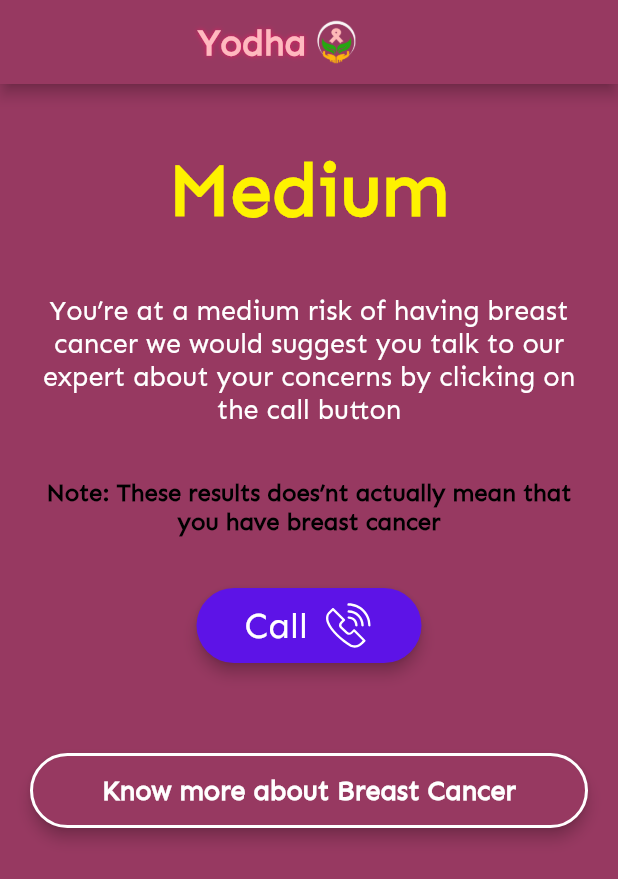
After one commit to Vaibhav1197/YODHA-fighting_breast_cancer, a Flutter app: the ResultScreen screen opened directly, on a phone screen of 412 x 824 dp. The commit adds this screen. Shown: the top 879 px of the screen. Run offline on Flutter 3.47's test engine with Material 2 defaults, Android fonts, the phone set to English and light mode, and no system bars; our stand-ins replace flutter_svg.

Commit message:
result screen ui completed

```diff
--- /dev/null
+++ b/Yodha/Flutter/lib/screens/non_cancer_patient_screens/result_screen.dart
@@ -0,0 +1,63 @@
+import 'package:flutter/material.dart';
+import 'package:flutter_svg/flutter_svg.dart';
+import 'package:ne_proj/const.dart';
+import 'package:ne_proj/widgets/app_bar.dart';
+import 'package:ne_proj/widgets/base_container.dart';
+import 'package:ne_proj/widgets/call_button.dart';
+import 'package:ne_proj/widgets/spacing.dart';
+
+class ResultScreen extends StatelessWidget {
+  @override
+  Widget build(BuildContext context) {
+    return Scaffold(
+      appBar: appBar,
+      body: Padding(
+        padding: EdgeInsets.symmetric(horizontal: 20, vertical: 40),
+        child: Column(
+          children: [
+            Center(
+              child: Text(
+                'Medium',
+                style: TextStyle(
+                    fontFamily: 'Sen',
+                    fontSize: 50,
+                    color: Color(0xffFEF200),
+                    fontWeight: FontWeight.bold),
+              ),
+            ),
+            WidgetSpacing(
+              top: 40,
+            ),
+            Text(
+              'You’re at a medium risk of having breast cancer we would suggest you talk to our expert about your concerns by clicking on the call button',
+              style: primary.copyWith(fontSize: 18),
+              textAlign: TextAlign.center,
+            ),
+            WidgetSpacing(
+              top: 35,
+            ),
+            Text(
+              'Note: These results does’nt actually mean that you have breast cancer',
+              style: primary.copyWith(
+                  fontSize: 16,
+                  color: Colors.black,
+                  fontWeight: FontWeight.bold),
+              textAlign: TextAlign.center,
+            ),
+            WidgetSpacing(
+              top: 35,
+            ),
+            //call button
+            CallButton(),
+            WidgetSpacing(
+              top: 60,
+            ),
+            BaseContainer(
+              title: 'Know more about Breast Cancer',
+            )
+          ],
+        ),
+      ),
+    );
+  }
+}
--- a/Yodha/Flutter/lib/screens/non_cancer_patient_screens/symptom_ques_screen.dart
+++ b/Yodha/Flutter/lib/screens/non_cancer_patient_screens/symptom_ques_screen.dart
@@ -1,5 +1,6 @@
 import 'package:flutter/material.dart';
 import 'package:ne_proj/const.dart';
+import 'package:ne_proj/screens/non_cancer_patient_screens/result_screen.dart';
 import 'package:ne_proj/widgets/app_logo.dart';
 import 'package:ne_proj/widgets/next_button.dart';
 import 'package:ne_proj/widgets/spacing.dart';
@@ -53,9 +54,13 @@ class _QuestionScreenState extends State<QuestionScreen> {
               onTap: () {
                 if (i < questions.length - 1) {
                   i++;
-                  isYes = false;
-                  isNo = false;
                   setState(() {});
+                } else {
+                  Navigator.pushReplacement(
+                      context,
+                      MaterialPageRoute(
+                        builder: (context) => ResultScreen(),
+                      ));
                 }
               },
             )
--- /dev/null
+++ b/Yodha/Flutter/lib/widgets/app_bar.dart
@@ -0,0 +1,25 @@
+import 'package:flutter/cupertino.dart';
+import 'package:flutter/material.dart';
+import 'package:ne_proj/const.dart';
+
+Widget appBar = AppBar(
+  leading: Container(
+    width: 0,
+    height: 0,
+  ),
+  backgroundColor: Color(0xff973961),
+  title: Row(
+    children: [
+      Padding(padding: EdgeInsets.only(right: 60)),
+      Text(
+        'Yodha',
+        style: title.copyWith(fontWeight: FontWeight.bold),
+      ),
+      Image.asset(
+        'images/small_logo.png',
+        height: 31,
+        width: 40,
+      )
+    ],
+  ),
+);
--- /dev/null
+++ b/Yodha/Flutter/lib/widgets/call_button.dart
@@ -0,0 +1,37 @@
+import 'package:flutter/material.dart';
+import 'package:flutter_svg/svg.dart';
+import 'package:ne_proj/widgets/spacing.dart';
+
+import '../const.dart';
+
+class CallButton extends StatelessWidget {
+  const CallButton({
+    Key key,
+  }) : super(key: key);
+
+  @override
+  Widget build(BuildContext context) {
+    return Material(
+      borderRadius: BorderRadius.circular(40),
+      color: Color(0xff5D13E7),
+      elevation: 4,
+      child: Container(
+        padding: EdgeInsets.symmetric(horizontal: 32, vertical: 10),
+        width: 150,
+        height: 50,
+        child: Row(
+          children: [
+            Text(
+              'Call',
+              style: primary.copyWith(fontSize: 24),
+            ),
+            WidgetSpacing(
+              right: 12,
+            ),
+            SvgPicture.asset('icons/call.svg')
+          ],
+        ),
+      ),
+    );
+  }
+}
--- a/Yodha/Flutter/lib/widgets/yes_no_buttons.dart
+++ b/Yodha/Flutter/lib/widgets/yes_no_buttons.dart
@@ -11,7 +11,6 @@ class YesNoButtons extends StatefulWidget {
 }
 
 class _YesNoButtonsState extends State<YesNoButtons> {
-  bool isYes = false, isNo = false;
   @override
   Widget build(BuildContext context) {
     final size = MediaQuery.of(context).size;
```
Also changed, not shown: Yodha/Flutter/images/small_logo.png (added).
